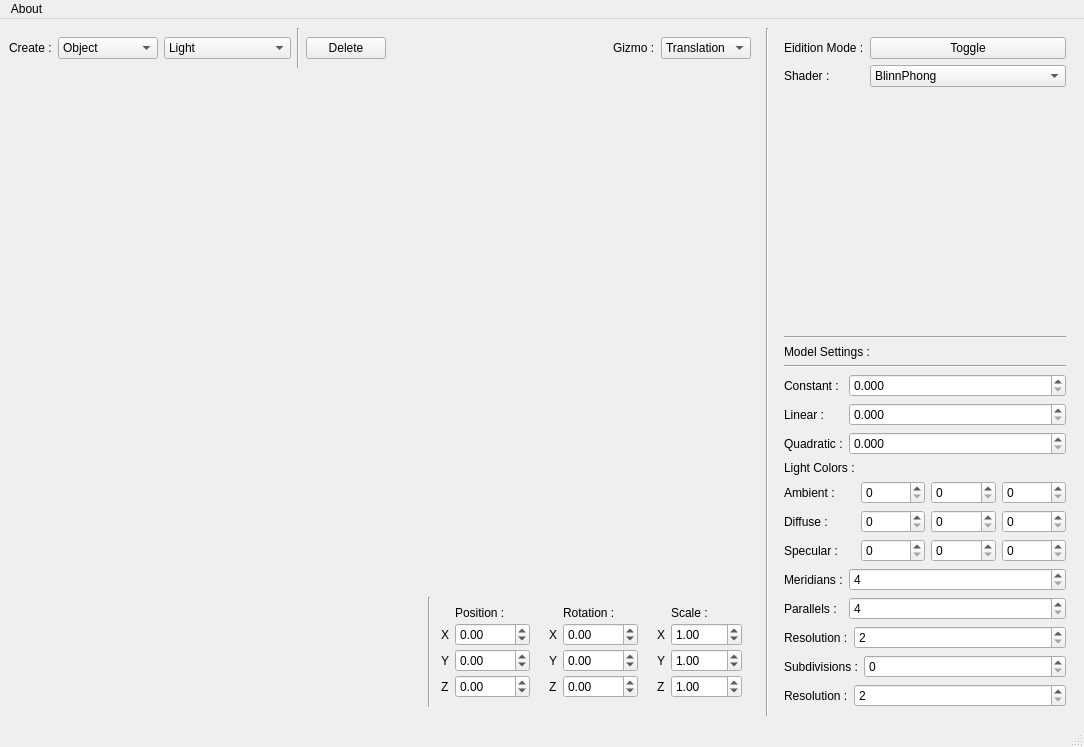
This is src/Application/mainwindow.ui in DaftMat/Draft-Engine as Qt 5 draws it before an edit. The edited form follows.
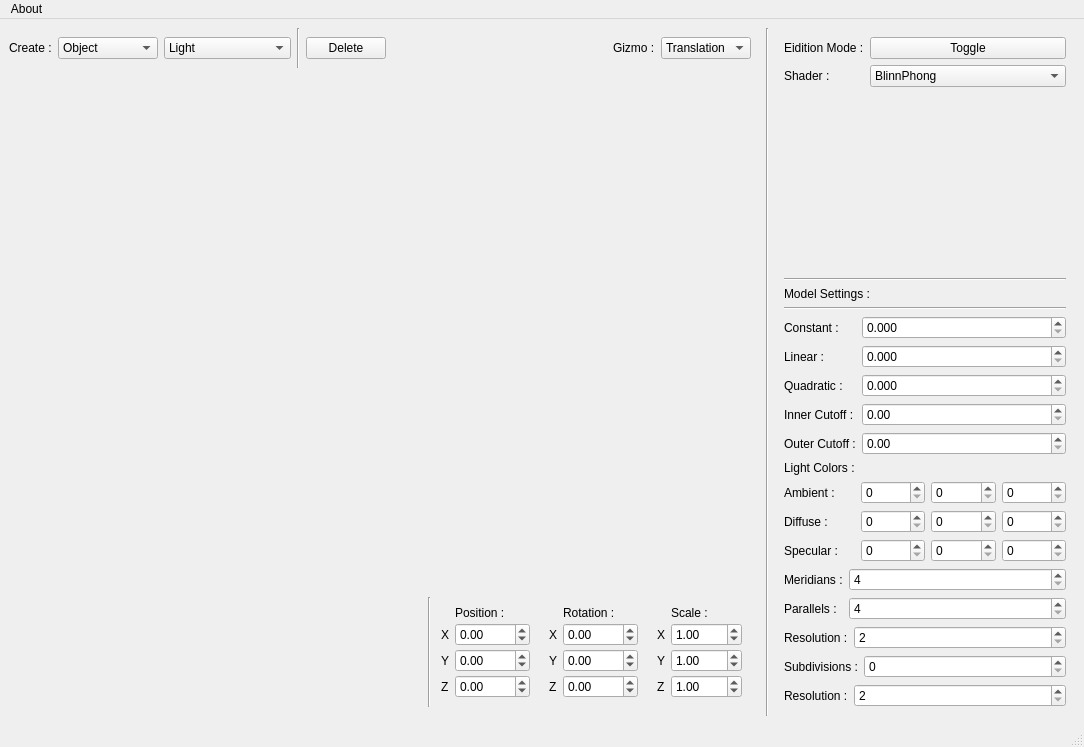
This is the edited form. Custom widgets are drawn as their Qt base class.

```diff
--- a/src/Application/mainwindow.ui
+++ b/src/Application/mainwindow.ui
@@ -223,6 +223,34 @@
               </property>
              </widget>
             </item>
+            <item row="3" column="0">
+             <widget class="QLabel" name="innercutLabel">
+              <property name="text">
+               <string>Inner Cutoff :</string>
+              </property>
+             </widget>
+            </item>
+            <item row="3" column="1">
+             <widget class="QDoubleSpinBox" name="innercutSpin">
+              <property name="maximum">
+               <double>180.000000000000000</double>
+              </property>
+             </widget>
+            </item>
+            <item row="4" column="0">
+             <widget class="QLabel" name="outercutLabel">
+              <property name="text">
+               <string>Outer Cutoff :</string>
+              </property>
+             </widget>
+            </item>
+            <item row="4" column="1">
+             <widget class="QDoubleSpinBox" name="outercutSpin">
+              <property name="maximum">
+               <double>180.000000000000000</double>
+              </property>
+             </widget>
+            </item>
            </layout>
           </widget>
          </item>
```
Left out of the diff: 48 changed lines with no effect on the pictures.
